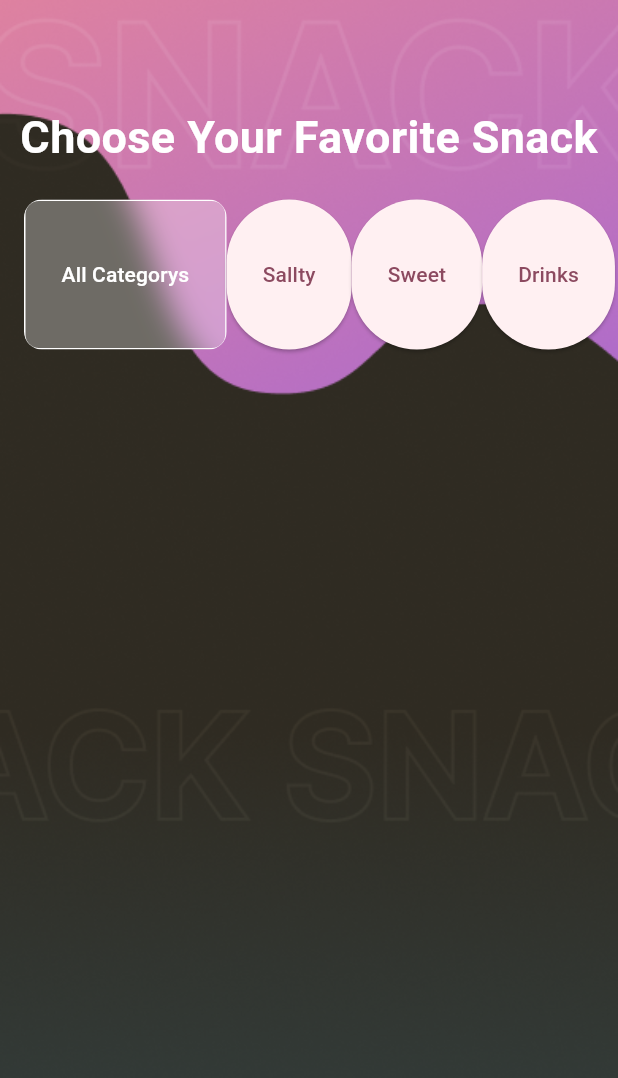
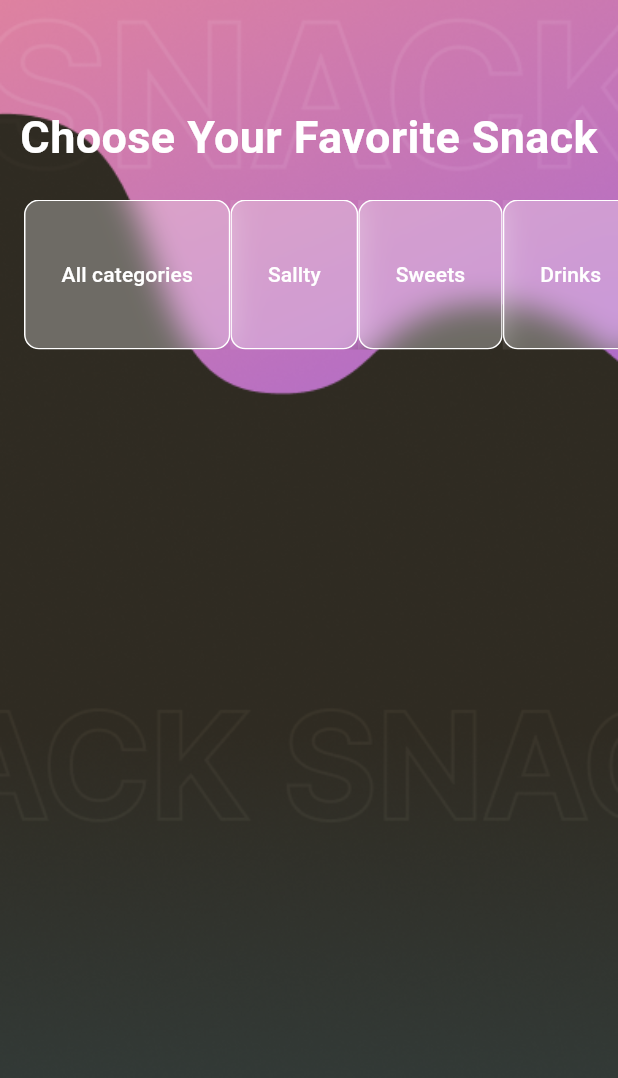
Before and after one commit to ramsabah28/jpfancy, a Flutter app: the screen it shows after launch, on a phone screen of 412 x 824 dp. Shown: the top 1078 px of the screen. Run offline on Flutter 3.47's test engine with Material 3 defaults, Android fonts, the phone set to English and light mode, and no system bars.

Commit message:
fix titel on list

```diff
--- a/lib/src/domain/MenuButton.dart
+++ b/lib/src/domain/MenuButton.dart
@@ -3,13 +3,16 @@
 import 'package:flutter/material.dart';
 
 class MenuButton extends StatelessWidget {
+  final String titel;
+
+  MenuButton({required this.titel, super.key});
+
   @override
   Widget build(BuildContext con) {
     return ClipRRect(
-      borderRadius: BorderRadius.circular(12),
-
+      borderRadius: BorderRadius.circular(0),
       child: BackdropFilter(
-        filter: ImageFilter.blur(sigmaY: 10, sigmaX: 10),
+        filter: ImageFilter.blur(sigmaX: 10, sigmaY: 10),
 
         child: Container(
           decoration: BoxDecoration(
@@ -24,8 +27,8 @@
               foregroundColor: Colors.white,
             ),
 
-            child: const Text(
-              "All Categorys",
+            child: Text(
+              titel,
               style: TextStyle(fontSize: 14, color: Colors.white),
             ),
           ),
--- a/lib/src/widgets/Home.dart
+++ b/lib/src/widgets/Home.dart
@@ -32,10 +32,10 @@
                 scrollDirection: Axis.horizontal,
                 padding: const EdgeInsets.symmetric(horizontal: 16),
                 children: <Widget>[
-                  MenuButton(),
-                  ElevatedButton(onPressed: () {}, child: Text("Sallty")),
-                  ElevatedButton(onPressed: () {}, child: Text("Sweet")),
-                  ElevatedButton(onPressed: () {}, child: Text("Drinks")),
+                  MenuButton(titel: "All categories",),
+                  MenuButton(titel: "Sallty",),
+                  MenuButton(titel: "Sweets",),
+                  MenuButton(titel: "Drinks",),
                 ],
               ),
             ),
```
